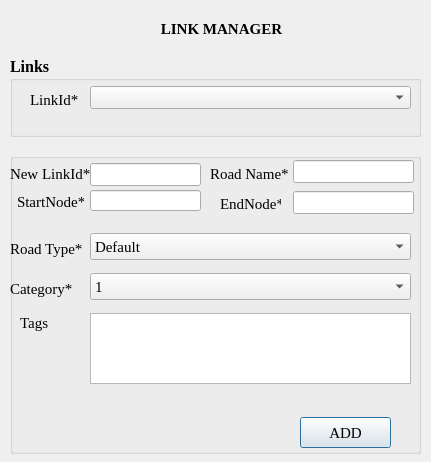
Above: ui_linkmanager.ui from chaitanyamalaviya/Trafficera before the change. Below: the same form after it.
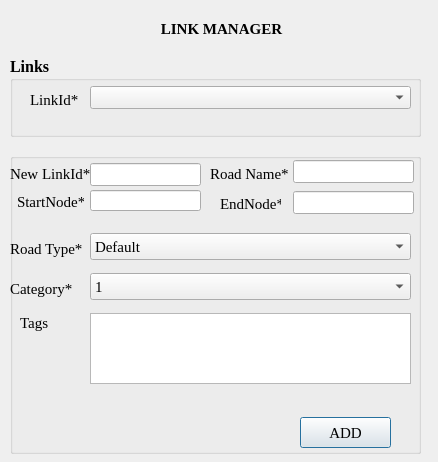
That is the form after the change.

What changed in the file:
```diff
--- a/ui_linkmanager.ui
+++ b/ui_linkmanager.ui
@@ -9,7 +9,7 @@
    <rect>
     <x>0</x>
     <y>0</y>
-    <width>431</width>
+    <width>438</width>
     <height>462</height>
    </rect>
   </property>
```
